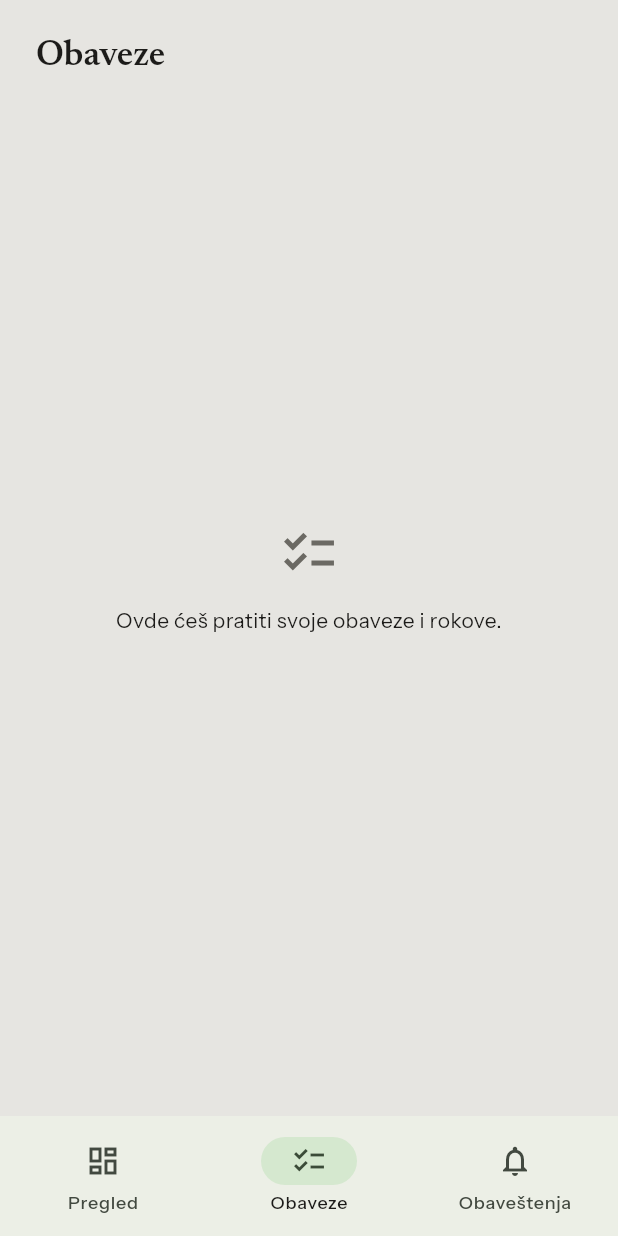
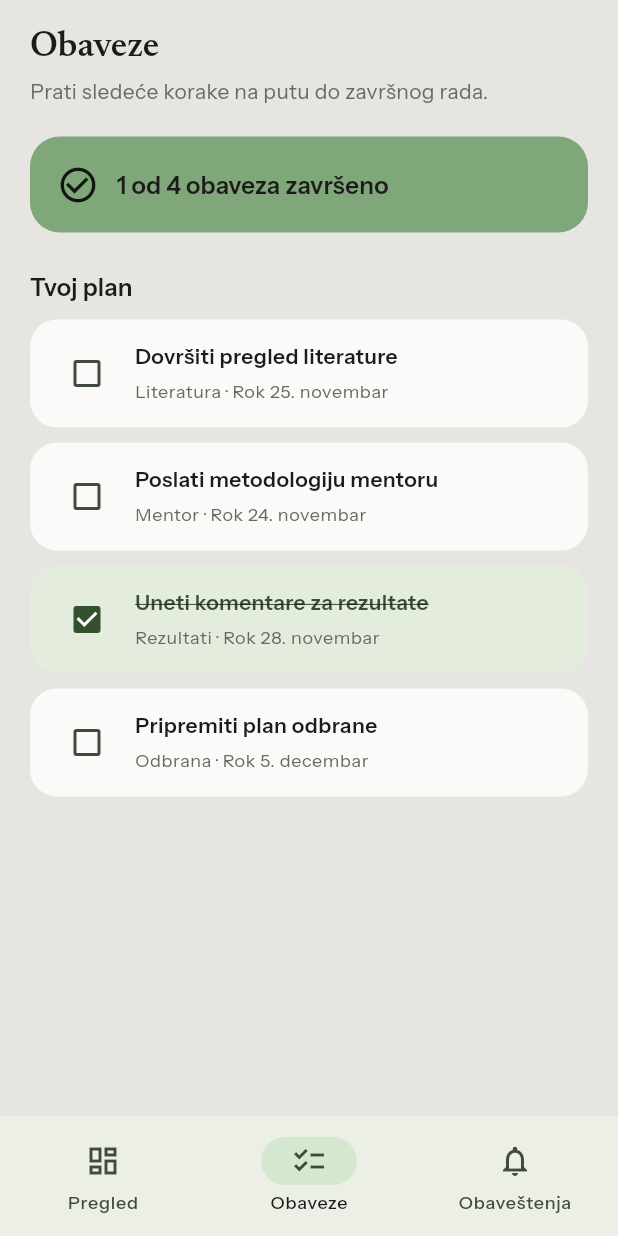
Before and after one commit to jovanabugarcic/satis, a Flutter app: the SatisShell screen opened directly, item 2 of the bottom bar chosen, on a phone screen of 412 x 824 dp. Run offline on Flutter 3.47's test engine with Material 3 defaults, Android fonts, the phone set to English and light mode, and no system bars.

Commit message:
dodata lista obaveza

```diff
--- a/lib/navigation/satis_shell.dart
+++ b/lib/navigation/satis_shell.dart
@@ -1,6 +1,7 @@
 import 'package:flutter/material.dart';
 
 import '../core/theme/satis_palette.dart';
+import '../screens/obligations_screen.dart';
 import '../screens/student_dashboard_screen.dart';
 
 class SatisShell extends StatefulWidget {
@@ -36,11 +37,7 @@ class _SatisShellState extends State<SatisShell> {
   //a kontekst (context) sadrži informacije o lokaciji widgeta u stablu widgeta, kao i informacije o temi, jeziku i drugim aspektima okruženja aplikacije.
     final pages = [ //spisak ekrana
       const StudentDashboardScreen(),
-      const _PlaceholderPage(
-        title: 'Obaveze',
-        description: 'Ovde ćeš pratiti svoje obaveze i rokove.',
-        icon: Icons.checklist_outlined,
-      ),
+      const ObligationsScreen(),
       const _PlaceholderPage(
         title: 'Obaveštenja',
         description: 'Ovde će se prikazivati važna obaveštenja.',
--- /dev/null
+++ b/lib/screens/obligations_screen.dart
@@ -0,0 +1,169 @@
+import 'package:flutter/material.dart';
+
+import '../core/theme/satis_palette.dart';
+
+class ObligationsScreen extends StatefulWidget { //stanje se menja po oznacavanju obaveza
+  const ObligationsScreen({super.key});
+
+  @override
+  State<ObligationsScreen> createState() => _ObligationsScreenState();
+}
+
+class _ObligationsScreenState extends State<ObligationsScreen> {
+  final List<_Obligation> _obligations = [ //lista obaveza koje se prikazuju na ekranu
+    _Obligation(
+      title: 'Dovršiti pregled literature',
+      category: 'Literatura',
+      dueDate: '25. novembar',
+    ),
+    _Obligation(
+      title: 'Poslati metodologiju mentoru',
+      category: 'Mentor',
+      dueDate: '24. novembar',
+    ),
+    _Obligation(
+      title: 'Uneti komentare za rezultate',
+      category: 'Rezultati',
+      dueDate: '28. novembar',
+      isCompleted: true,
+    ),
+    _Obligation(
+      title: 'Pripremiti plan odbrane',
+      category: 'Odbrana',
+      dueDate: '5. decembar',
+    ),
+  ];
+
+  int get _completedCount => //prebrojava zavrsene zadatke
+      _obligations.where((obligation) => obligation.isCompleted).length;
+
+  void _setCompleted(_Obligation obligation, bool isCompleted) { //menja stanje obaveze na zavrsenu, ekran se opet azurira posle
+    setState(() {
+      obligation.isCompleted = isCompleted;
+    });
+  }
+
+  @override
+  Widget build(BuildContext context) {
+    final textTheme = Theme.of(context).textTheme;
+
+    return Scaffold(
+      body: SafeArea(
+        child: ListView(
+          padding: const EdgeInsets.fromLTRB(20, 18, 20, 28),
+          children: [
+            Text('Obaveze', style: textTheme.headlineSmall),
+            const SizedBox(height: 6),
+            Text(
+              'Prati sledeće korake na putu do završnog rada.',
+              style: textTheme.bodyMedium?.copyWith(
+                color: SatisPalette.mutedText,
+              ),
+            ),
+            const SizedBox(height: 20),
+            Container(
+              padding: const EdgeInsets.all(18),
+              decoration: BoxDecoration(
+                color: SatisPalette.sage,
+                borderRadius: BorderRadius.circular(20),
+              ),
+              child: Row(
+                children: [
+                  const Icon(Icons.check_circle_outline, size: 28),
+                  const SizedBox(width: 12),
+                  Expanded(
+                    child: Text(
+                      '$_completedCount od ${_obligations.length} obaveza završeno',
+                      style: textTheme.titleMedium,
+                    ),
+                  ),
+                ],
+              ),
+            ),
+            const SizedBox(height: 24),
+            Text('Tvoj plan', style: textTheme.titleMedium),
+            const SizedBox(height: 10),
+            for (final obligation in _obligations) ...[ //pravi jednu karticu za svaku obavezu iz liste, sa checkboxom koji menja stanje obaveze
+              _ObligationCard( //prikazuje karticu sa obavezom
+                obligation: obligation,
+                onChanged: (isCompleted) =>
+                    _setCompleted(obligation, isCompleted),
+              ),
+              const SizedBox(height: 10),
+            ],
+          ],
+        ),
+      ),
+    );
+  }
+}
+
+class _ObligationCard extends StatelessWidget {
+  const _ObligationCard({
+    required this.obligation,
+    required this.onChanged,
+  });
+
+  final _Obligation obligation;
+  final ValueChanged<bool> onChanged;
+
+  @override
+  Widget build(BuildContext context) {
+    final textTheme = Theme.of(context).textTheme;
+    final isCompleted = obligation.isCompleted;
+
+    return Container(
+      padding: const EdgeInsets.symmetric(horizontal: 14, vertical: 12),
+      decoration: BoxDecoration(
+        color: isCompleted ? SatisPalette.closedBackground : SatisPalette.surface,
+        borderRadius: BorderRadius.circular(18),
+      ),
+      child: Row(
+        children: [
+          Checkbox(
+            value: isCompleted,
+            onChanged: (value) => onChanged(value ?? false),
+            activeColor: SatisPalette.closedText,
+          ),
+          const SizedBox(width: 8),
+          Expanded(
+            child: Column(
+              crossAxisAlignment: CrossAxisAlignment.start,
+              children: [
+                Text(
+                  obligation.title,
+                  style: textTheme.bodyMedium?.copyWith(
+                    decoration: isCompleted ? TextDecoration.lineThrough : null,
+                    color: isCompleted
+                        ? SatisPalette.closedText
+                        : SatisPalette.ink,
+                    fontWeight: FontWeight.w600,
+                  ),
+                ),
+                const SizedBox(height: 6),
+                Text(
+                  '${obligation.category} · Rok ${obligation.dueDate}',
+                  style: textTheme.bodySmall,
+                ),
+              ],
+            ),
+          ),
+        ],
+      ),
+    );
+  }
+}
+
+class _Obligation {
+  _Obligation({
+    required this.title,
+    required this.category,
+    required this.dueDate,
+    this.isCompleted = false,
+  });
+
+  final String title;
+  final String category;
+  final String dueDate;
+  bool isCompleted;
+}
```
